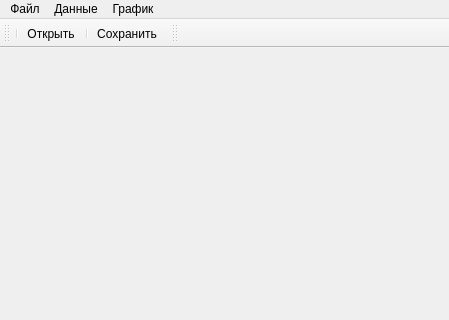
Qt form graphicsdoc.ui (SukhoiRU/Graphics) before a commit; both pictures show x 0 to 449 and y 0 to 320 of the 449 by 649 pixel window.
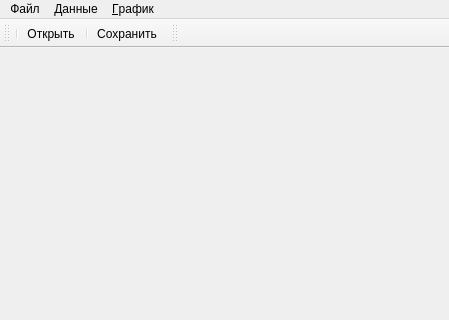
The same form after that commit. Icons and pictures are not drawn. Custom widgets are drawn as their Qt base class.

Diff of the .ui file:
```diff
--- a/graphicsdoc.ui
+++ b/graphicsdoc.ui
@@ -132,7 +132,7 @@
    </widget>
    <widget class="QMenu" name="menu_4">
     <property name="title">
-     <string>График</string>
+     <string>&amp;График</string>
     </property>
     <addaction name="actionAddAxe"/>
    </widget>
```
Left out of the diff: 2 changed lines with no effect on the pictures.
